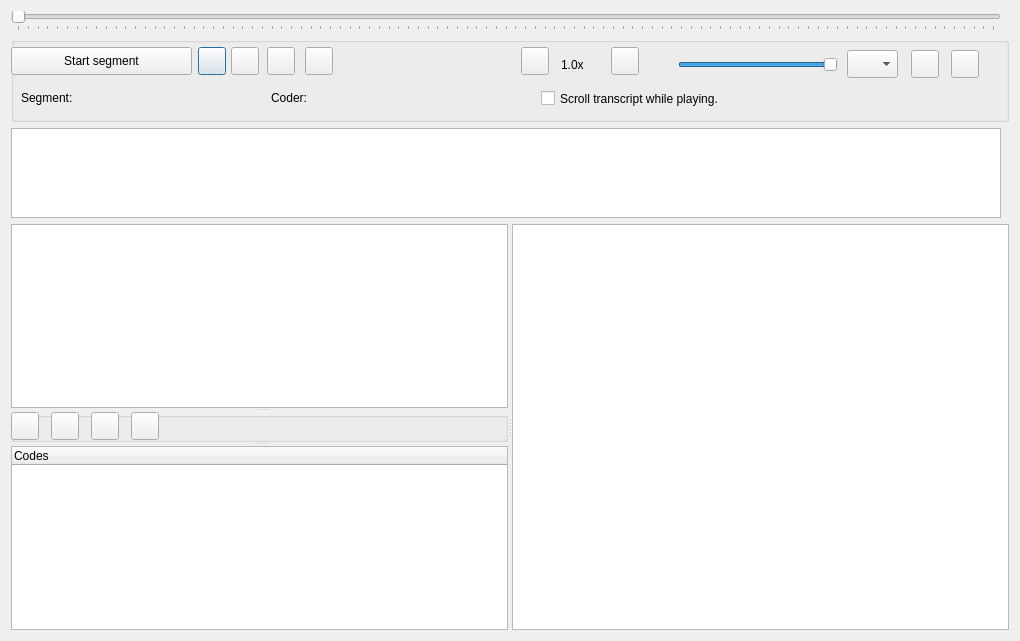
Old version of the form GUI_UIs/ui_dialog_code_av.ui in the repository ccbogel/QualCoder.
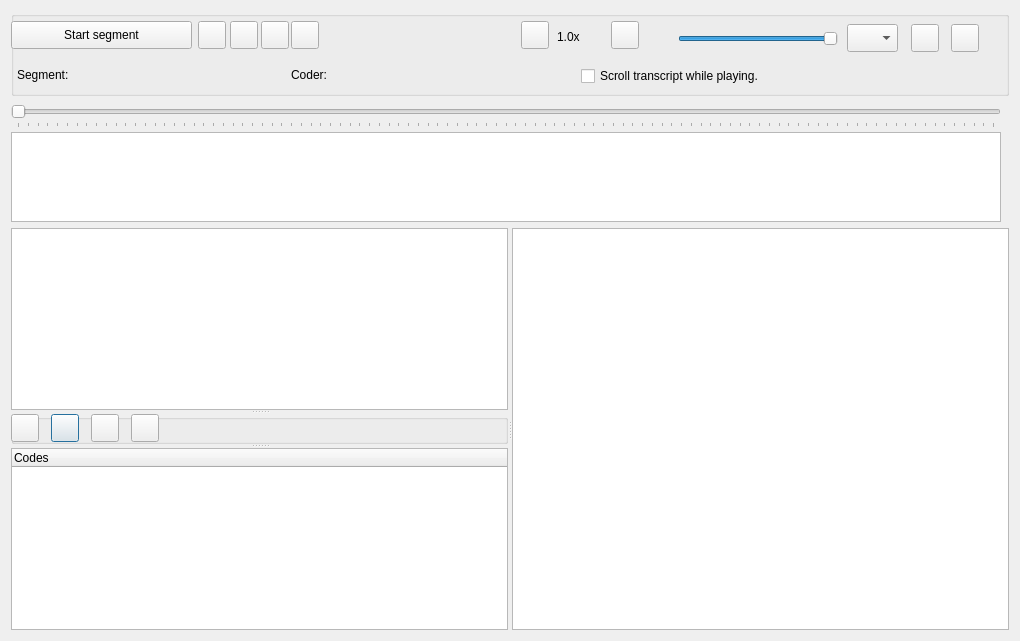
New version of the form.

```diff
--- a/GUI_UIs/ui_dialog_code_av.ui
+++ b/GUI_UIs/ui_dialog_code_av.ui
@@ -14,44 +14,146 @@
    <string>Code Audio Video</string>
   </property>
   <layout class="QGridLayout" name="gridLayout">
-   <item row="0" column="0">
-    <widget class="QSlider" name="horizontalSlider">
+   <item row="3" column="0">
+    <widget class="QGraphicsView" name="graphicsView">
+     <property name="sizePolicy">
+      <sizepolicy hsizetype="Expanding" vsizetype="Expanding">
+       <horstretch>0</horstretch>
+       <verstretch>0</verstretch>
+      </sizepolicy>
+     </property>
      <property name="minimumSize">
       <size>
        <width>990</width>
-       <height>20</height>
+       <height>90</height>
       </size>
      </property>
      <property name="maximumSize">
       <size>
        <width>990</width>
-       <height>20</height>
+       <height>90</height>
       </size>
      </property>
      <property name="toolTip">
       <string>&lt;html&gt;&lt;head/&gt;&lt;body&gt;&lt;p&gt;Left click on the slider button and drag left or right to change video position.&lt;/p&gt;&lt;/body&gt;&lt;/html&gt;</string>
      </property>
-     <property name="minimum">
-      <number>0</number>
+     <property name="font">
+      <font>
+       <pointsize>6</pointsize>
+      </font>
      </property>
-     <property name="maximum">
-      <number>1000</number>
+     <property name="verticalScrollBarPolicy">
+      <enum>Qt::ScrollBarAlwaysOff</enum>
      </property>
-     <property name="singleStep">
-      <number>1</number>
-     </property>
-     <property name="value">
-      <number>0</number>
-     </property>
+    </widget>
+   </item>
+   <item row="4" column="0">
+    <widget class="QSplitter" name="splitter_2">
      <property name="orientation">
       <enum>Qt::Horizontal</enum>
      </property>
-     <property name="tickPosition">
-      <enum>QSlider::TicksBelow</enum>
-     </property>
-     <property name="tickInterval">
-      <number>10</number>
-     </property>
+     <widget class="QSplitter" name="splitter">
+      <property name="orientation">
+       <enum>Qt::Vertical</enum>
+      </property>
+      <widget class="QListWidget" name="listWidget"/>
+      <widget class="QGroupBox" name="groupBox_file_buttons">
+       <property name="minimumSize">
+        <size>
+         <width>0</width>
+         <height>30</height>
+        </size>
+       </property>
+       <property name="maximumSize">
+        <size>
+         <width>16777215</width>
+         <height>30</height>
+        </size>
+       </property>
+       <property name="title">
+        <string/>
+       </property>
+       <widget class="QPushButton" name="pushButton_latest">
+        <property name="geometry">
+         <rect>
+          <x>40</x>
+          <y>0</y>
+          <width>28</width>
+          <height>28</height>
+         </rect>
+        </property>
+        <property name="toolTip">
+         <string>&lt;html&gt;&lt;head/&gt;&lt;body&gt;&lt;p&gt;File with latest coding&lt;/p&gt;&lt;/body&gt;&lt;/html&gt;</string>
+        </property>
+        <property name="text">
+         <string/>
+        </property>
+       </widget>
+       <widget class="QPushButton" name="pushButton_next_file">
+        <property name="geometry">
+         <rect>
+          <x>0</x>
+          <y>0</y>
+          <width>28</width>
+          <height>28</height>
+         </rect>
+        </property>
+        <property name="toolTip">
+         <string>&lt;html&gt;&lt;head/&gt;&lt;body&gt;&lt;p&gt;Next file&lt;/p&gt;&lt;/body&gt;&lt;/html&gt;</string>
+        </property>
+        <property name="text">
+         <string/>
+        </property>
+       </widget>
+       <widget class="QPushButton" name="pushButton_document_memo">
+        <property name="geometry">
+         <rect>
+          <x>80</x>
+          <y>0</y>
+          <width>28</width>
+          <height>28</height>
+         </rect>
+        </property>
+        <property name="toolTip">
+         <string>&lt;html&gt;&lt;head/&gt;&lt;body&gt;&lt;p&gt;File memo&lt;/p&gt;&lt;/body&gt;&lt;/html&gt;</string>
+        </property>
+        <property name="text">
+         <string/>
+        </property>
+       </widget>
+       <widget class="QPushButton" name="pushButton_file_attributes">
+        <property name="geometry">
+         <rect>
+          <x>120</x>
+          <y>0</y>
+          <width>28</width>
+          <height>28</height>
+         </rect>
+        </property>
+        <property name="toolTip">
+         <string>Show files with selected file attributes</string>
+        </property>
+        <property name="text">
+         <string/>
+        </property>
+       </widget>
+      </widget>
+      <widget class="QTreeWidget" name="treeWidget">
+       <column>
+        <property name="text">
+         <string notr="true">Codes</string>
+        </property>
+       </column>
+      </widget>
+     </widget>
+     <widget class="QTextEdit" name="textEdit">
+      <property name="toolTip">
+       <string>&lt;html&gt;&lt;head/&gt;&lt;body&gt;&lt;p&gt;Transcript&lt;/p&gt;&lt;/body&gt;&lt;/html&gt;</string>
+      </property>
+      <property name="tabChangesFocus">
+       <bool>true</bool>
+      </property>
+     </widget>
     </widget>
    </item>
    <item row="1" column="0">
@@ -128,10 +230,10 @@
      <widget class="QLabel" name="label_time">
       <property name="geometry">
        <rect>
-        <x>330</x>
-        <y>15</y>
-        <width>161</width>
-        <height>21</height>
+        <x>320</x>
+        <y>10</y>
+        <width>181</width>
+        <height>28</height>
        </rect>
       </property>
       <property name="text">
@@ -158,10 +260,10 @@
      <widget class="QLabel" name="label_segment">
       <property name="geometry">
        <rect>
-        <x>10</x>
+        <x>6</x>
         <y>50</y>
         <width>241</width>
-        <height>22</height>
+        <height>28</height>
        </rect>
       </property>
       <property name="toolTip">
@@ -174,10 +276,10 @@
      <widget class="QLabel" name="label_coder">
       <property name="geometry">
        <rect>
-        <x>260</x>
+        <x>280</x>
         <y>50</y>
         <width>261</width>
-        <height>22</height>
+        <height>28</height>
        </rect>
       </property>
       <property name="text">
@@ -197,10 +299,10 @@
      <widget class="QCheckBox" name="checkBox_scroll_transcript">
       <property name="geometry">
        <rect>
-        <x>530</x>
+        <x>570</x>
         <y>51</y>
         <width>301</width>
-        <height>21</height>
+        <height>28</height>
        </rect>
       </property>
       <property name="toolTip">
@@ -213,10 +315,10 @@
      <widget class="QLabel" name="label_rate">
       <property name="geometry">
        <rect>
-        <x>550</x>
-        <y>17</y>
-        <width>41</width>
-        <height>21</height>
+        <x>546</x>
+        <y>12</y>
+        <width>48</width>
+        <height>28</height>
        </rect>
       </property>
       <property name="toolTip">
@@ -229,7 +331,7 @@
      <widget class="QPushButton" name="pushButton_rewind_30">
       <property name="geometry">
        <rect>
-        <x>256</x>
+        <x>250</x>
         <y>10</y>
         <width>28</width>
         <height>28</height>
@@ -245,7 +347,7 @@
      <widget class="QPushButton" name="pushButton_forward_30">
       <property name="geometry">
        <rect>
-        <x>294</x>
+        <x>280</x>
         <y>10</y>
         <width>28</width>
         <height>28</height>
@@ -293,7 +395,7 @@
      <widget class="QPushButton" name="pushButton_rewind_5">
       <property name="geometry">
        <rect>
-        <x>220</x>
+        <x>219</x>
         <y>10</y>
         <width>28</width>
         <height>28</height>
@@ -341,23 +443,17 @@
     </widget>
    </item>
    <item row="2" column="0">
-    <widget class="QGraphicsView" name="graphicsView">
-     <property name="sizePolicy">
-      <sizepolicy hsizetype="Expanding" vsizetype="Expanding">
-       <horstretch>0</horstretch>
-       <verstretch>0</verstretch>
-      </sizepolicy>
-     </property>
+    <widget class="QSlider" name="horizontalSlider">
      <property name="minimumSize">
       <size>
        <width>990</width>
-       <height>90</height>
+       <height>24</height>
       </size>
      </property>
      <property name="maximumSize">
       <size>
        <width>990</width>
-       <height>90</height>
+       <height>20</height>
       </size>
      </property>
      <property name="baseSize">
@@ -366,123 +462,27 @@
        <height>0</height>
       </size>
      </property>
-     <property name="font">
-      <font>
-       <pointsize>6</pointsize>
-      </font>
+     <property name="minimum">
+      <number>0</number>
      </property>
-     <property name="verticalScrollBarPolicy">
-      <enum>Qt::ScrollBarAlwaysOff</enum>
+     <property name="maximum">
+      <number>1000</number>
      </property>
-    </widget>
-   </item>
-   <item row="3" column="0">
-    <widget class="QSplitter" name="splitter_2">
+     <property name="singleStep">
+      <number>1</number>
+     </property>
+     <property name="value">
+      <number>0</number>
+     </property>
      <property name="orientation">
       <enum>Qt::Horizontal</enum>
      </property>
-     <widget class="QSplitter" name="splitter">
-      <property name="orientation">
-       <enum>Qt::Vertical</enum>
-      </property>
-      <widget class="QListWidget" name="listWidget"/>
-      <widget class="QGroupBox" name="groupBox_file_buttons">
-       <property name="minimumSize">
-        <size>
-         <width>0</width>
-         <height>30</height>
-        </size>
-       </property>
-       <property name="maximumSize">
-        <size>
-         <width>16777215</width>
-         <height>30</height>
-        </size>
-       </property>
-       <property name="title">
-        <string/>
-       </property>
-       <widget class="QPushButton" name="pushButton_latest">
-        <property name="geometry">
-         <rect>
-          <x>40</x>
-          <y>0</y>
-          <width>28</width>
-          <height>28</height>
-         </rect>
-        </property>
-        <property name="toolTip">
-         <string>&lt;html&gt;&lt;head/&gt;&lt;body&gt;&lt;p&gt;File with latest coding&lt;/p&gt;&lt;/body&gt;&lt;/html&gt;</string>
-        </property>
-        <property name="text">
-         <string/>
-        </property>
-       </widget>
-       <widget class="QPushButton" name="pushButton_next_file">
-        <property name="geometry">
-         <rect>
-          <x>0</x>
-          <y>0</y>
-          <width>28</width>
-          <height>28</height>
-         </rect>
-        </property>
-        <property name="toolTip">
-         <string>&lt;html&gt;&lt;head/&gt;&lt;body&gt;&lt;p&gt;Next file&lt;/p&gt;&lt;/body&gt;&lt;/html&gt;</string>
-        </property>
-        <property name="text">
-         <string/>
-        </property>
-       </widget>
-       <widget class="QPushButton" name="pushButton_document_memo">
-        <property name="geometry">
-         <rect>
-          <x>80</x>
-          <y>0</y>
-          <width>28</width>
-          <height>28</height>
-         </rect>
-        </property>
-        <property name="toolTip">
-         <string>&lt;html&gt;&lt;head/&gt;&lt;body&gt;&lt;p&gt;File memo&lt;/p&gt;&lt;/body&gt;&lt;/html&gt;</string>
-        </property>
-        <property name="text">
-         <string/>
-        </property>
-       </widget>
-       <widget class="QPushButton" name="pushButton_file_attributes">
-        <property name="geometry">
-         <rect>
-          <x>120</x>
-          <y>0</y>
-          <width>28</width>
-          <height>28</height>
-         </rect>
-        </property>
-        <property name="toolTip">
-         <string>Show files with selected file attributes</string>
-        </property>
-        <property name="text">
-         <string/>
-        </property>
-       </widget>
-      </widget>
-      <widget class="QTreeWidget" name="treeWidget">
-       <column>
-        <property name="text">
-         <string notr="true">Codes</string>
-        </property>
-       </column>
-      </widget>
-     </widget>
-     <widget class="QTextEdit" name="textEdit">
-      <property name="toolTip">
-       <string>&lt;html&gt;&lt;head/&gt;&lt;body&gt;&lt;p&gt;Transcript&lt;/p&gt;&lt;/body&gt;&lt;/html&gt;</string>
-      </property>
-      <property name="tabChangesFocus">
-       <bool>true</bool>
-      </property>
-     </widget>
+     <property name="tickPosition">
+      <enum>QSlider::TicksBelow</enum>
+     </property>
+     <property name="tickInterval">
+      <number>10</number>
+     </property>
     </widget>
    </item>
   </layout>
```
Left out of the diff: 14 changed lines with no effect on the pictures.
